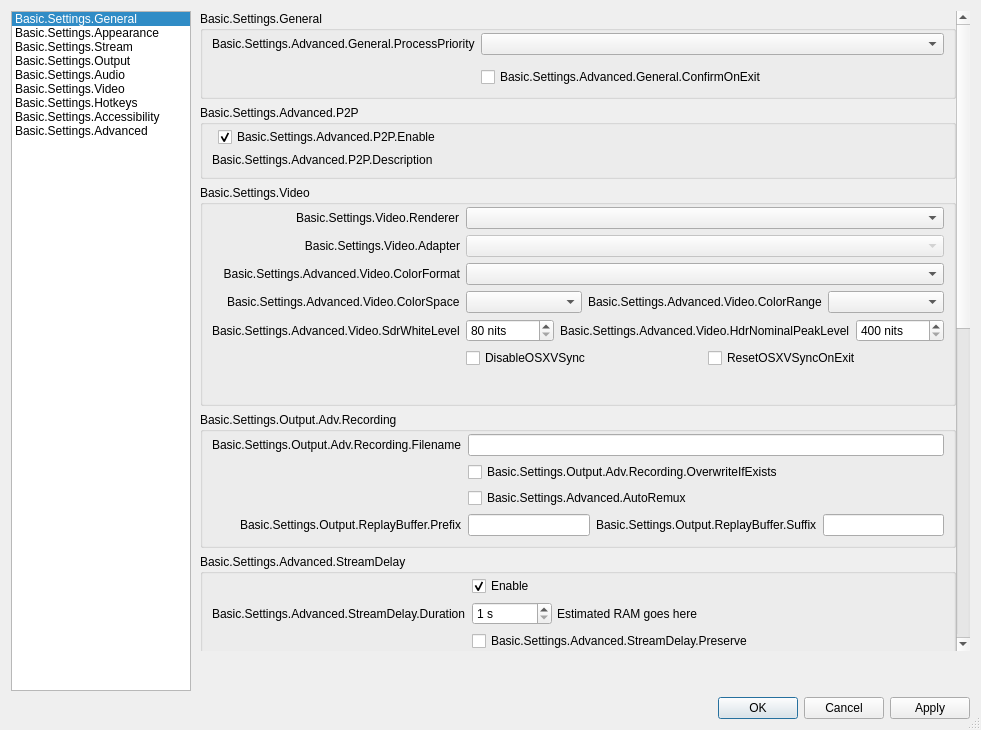
This is frontend/forms/OBSBasicSettings.ui in ppcdn-org/ppobs as Qt 5 draws it before an edit. The edited form follows.
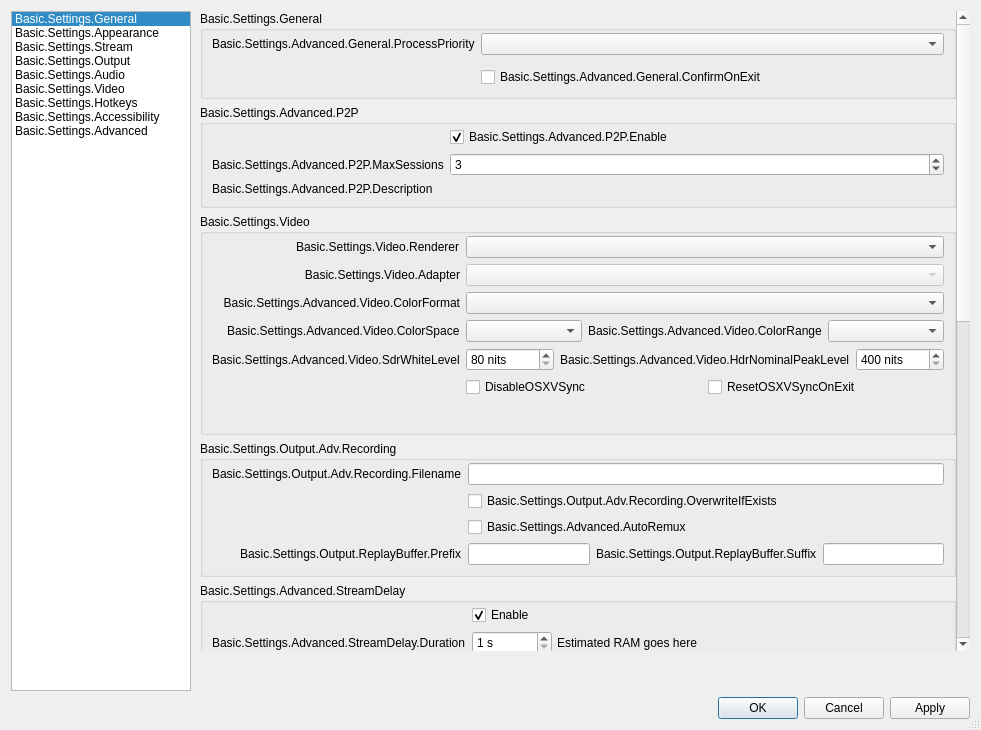
This is the edited form. The open tabs and pages were chosen to show the change. Icons and pictures are not drawn. Custom widgets are drawn as their Qt base class.

Commit message:
feat(p2p): add slot limit setting and report it to ppcenter
Adds a P2P slot limit under Settings > Advanced (default 3, 1-64) and sends it as maxP2PSessions on publish and P2P token refresh, so ppcenter allocates against each publisher's reported capacity instead of a global cap.

```diff
--- a/frontend/forms/OBSBasicSettings.ui
+++ b/frontend/forms/OBSBasicSettings.ui
@@ -8213,7 +8213,33 @@
                       </property>
                      </widget>
                     </item>
-                    <item row="1" column="0" colspan="2">
+                    <item row="1" column="0">
+                     <widget class="QLabel" name="ppcdnP2PMaxSessionsLabel">
+                      <property name="text">
+                       <string>Basic.Settings.Advanced.P2P.MaxSessions</string>
+                      </property>
+                      <property name="buddy">
+                       <cstring>ppcdnP2PMaxSessions</cstring>
+                      </property>
+                     </widget>
+                    </item>
+                    <item row="1" column="1">
+                     <widget class="QSpinBox" name="ppcdnP2PMaxSessions">
+                      <property name="toolTip">
+                       <string>Basic.Settings.Advanced.P2P.MaxSessions.Tooltip</string>
+                      </property>
+                      <property name="minimum">
+                       <number>1</number>
+                      </property>
+                      <property name="maximum">
+                       <number>64</number>
+                      </property>
+                      <property name="value">
+                       <number>3</number>
+                      </property>
+                     </widget>
+                    </item>
+                    <item row="2" column="0" colspan="2">
                      <widget class="QLabel" name="ppcdnP2PDescription">
                       <property name="text">
                        <string>Basic.Settings.Advanced.P2P.Description</string>
```
The commit also changes 12 other files.
